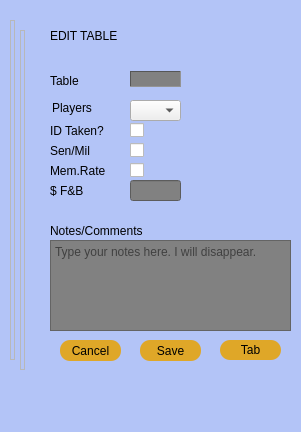
Qt form tableedit.ui (aj501/NickBilliardsPrjQT) before a commit.
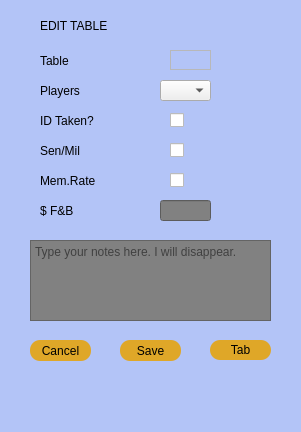
The same form after that commit.

```diff
--- a/tableedit.ui
+++ b/tableedit.ui
@@ -466,8 +466,8 @@
   <widget class="QLabel" name="label">
    <property name="geometry">
     <rect>
-     <x>50</x>
-     <y>20</y>
+     <x>40</x>
+     <y>10</y>
      <width>241</width>
      <height>31</height>
     </rect>
@@ -482,8 +482,8 @@
   <widget class="QLabel" name="label_2">
    <property name="geometry">
     <rect>
-     <x>50</x>
-     <y>70</y>
+     <x>40</x>
+     <y>50</y>
      <width>51</width>
      <height>21</height>
     </rect>
@@ -495,33 +495,11 @@
     <string>Table</string>
    </property>
   </widget>
-  <widget class="QLabel" name="tableNumberDisplay">
-   <property name="geometry">
-    <rect>
-     <x>130</x>
-     <y>71</y>
-     <width>51</width>
-     <height>16</height>
-    </rect>
-   </property>
-   <property name="styleSheet">
-    <string notr="true">background-color: rgb(129, 129, 129);</string>
-   </property>
-   <property name="frameShape">
-    <enum>QFrame::Panel</enum>
-   </property>
-   <property name="frameShadow">
-    <enum>QFrame::Sunken</enum>
-   </property>
-   <property name="text">
-    <string/>
-   </property>
-  </widget>
   <widget class="QLabel" name="label_5">
    <property name="geometry">
     <rect>
-     <x>52</x>
-     <y>97</y>
+     <x>40</x>
+     <y>80</y>
      <width>53</width>
      <height>21</height>
     </rect>
@@ -536,8 +514,8 @@
   <widget class="QComboBox" name="editPlayerNum_comboBox">
    <property name="geometry">
     <rect>
-     <x>130</x>
-     <y>100</y>
+     <x>160</x>
+     <y>80</y>
      <width>51</width>
      <height>21</height>
     </rect>
@@ -546,8 +524,8 @@
   <widget class="QLabel" name="label_4">
    <property name="geometry">
     <rect>
-     <x>50</x>
-     <y>120</y>
+     <x>40</x>
+     <y>110</y>
      <width>71</width>
      <height>21</height>
     </rect>
@@ -562,8 +540,8 @@
   <widget class="QCheckBox" name="checkBox">
    <property name="geometry">
     <rect>
-     <x>130</x>
-     <y>120</y>
+     <x>170</x>
+     <y>110</y>
      <width>31</width>
      <height>20</height>
     </rect>
@@ -572,26 +550,10 @@
     <string/>
    </property>
   </widget>
-  <widget class="QLabel" name="label_6">
-   <property name="geometry">
-    <rect>
-     <x>50</x>
-     <y>220</y>
-     <width>111</width>
-     <height>21</height>
-    </rect>
-   </property>
-   <property name="frameShape">
-    <enum>QFrame::NoFrame</enum>
-   </property>
-   <property name="text">
-    <string>Notes/Comments</string>
-   </property>
-  </widget>
   <widget class="QPushButton" name="editTable_CancelButton">
    <property name="geometry">
     <rect>
-     <x>60</x>
+     <x>30</x>
      <y>340</y>
      <width>61</width>
      <height>21</height>
@@ -609,7 +571,7 @@
   <widget class="QPushButton" name="editTable_TabButton">
    <property name="geometry">
     <rect>
-     <x>220</x>
+     <x>210</x>
      <y>340</y>
      <width>61</width>
      <height>20</height>
@@ -627,10 +589,10 @@
   <widget class="QTextEdit" name="textEdit">
    <property name="geometry">
     <rect>
-     <x>50</x>
+     <x>30</x>
      <y>240</y>
      <width>241</width>
-     <height>91</height>
+     <height>81</height>
     </rect>
    </property>
    <property name="cursor" stdset="0">
@@ -664,7 +626,7 @@
   <widget class="QPushButton" name="editTable_SaveButton">
    <property name="geometry">
     <rect>
-     <x>140</x>
+     <x>120</x>
      <y>340</y>
      <width>61</width>
      <height>21</height>
@@ -681,8 +643,8 @@
   <widget class="QLabel" name="label_7">
    <property name="geometry">
     <rect>
-     <x>50</x>
-     <y>180</y>
+     <x>40</x>
+     <y>200</y>
      <width>71</width>
      <height>21</height>
     </rect>
@@ -700,8 +662,8 @@
    </property>
    <property name="geometry">
     <rect>
-     <x>130</x>
-     <y>180</y>
+     <x>160</x>
+     <y>200</y>
      <width>51</width>
      <height>21</height>
     </rect>
@@ -722,42 +684,10 @@
     <number>0</number>
    </property>
   </widget>
-  <widget class="QLabel" name="label_12">
-   <property name="geometry">
-    <rect>
-     <x>20</x>
-     <y>30</y>
-     <width>5</width>
-     <height>340</height>
-    </rect>
-   </property>
-   <property name="frameShape">
-    <enum>QFrame::StyledPanel</enum>
-   </property>
-   <property name="text">
-    <string/>
-   </property>
-  </widget>
-  <widget class="QLabel" name="label_11">
-   <property name="geometry">
-    <rect>
-     <x>10</x>
-     <y>20</y>
-     <width>5</width>
-     <height>340</height>
-    </rect>
-   </property>
-   <property name="frameShape">
-    <enum>QFrame::StyledPanel</enum>
-   </property>
-   <property name="text">
-    <string/>
-   </property>
-  </widget>
   <widget class="QLabel" name="label_8">
    <property name="geometry">
     <rect>
-     <x>50</x>
+     <x>40</x>
      <y>140</y>
      <width>61</width>
      <height>21</height>
@@ -773,7 +703,7 @@
   <widget class="QCheckBox" name="checkBox_2">
    <property name="geometry">
     <rect>
-     <x>130</x>
+     <x>170</x>
      <y>140</y>
      <width>21</width>
      <height>20</height>
@@ -786,8 +716,8 @@
   <widget class="QLabel" name="label_9">
    <property name="geometry">
     <rect>
-     <x>50</x>
-     <y>160</y>
+     <x>40</x>
+     <y>170</y>
      <width>71</width>
      <height>21</height>
     </rect>
@@ -802,8 +732,8 @@
   <widget class="QCheckBox" name="checkBox_3">
    <property name="geometry">
     <rect>
-     <x>130</x>
-     <y>160</y>
+     <x>170</x>
+     <y>170</y>
      <width>21</width>
      <height>20</height>
     </rect>
@@ -812,6 +742,22 @@
     <string/>
    </property>
   </widget>
+  <widget class="QLabel" name="tableNumberLabel">
+   <property name="geometry">
+    <rect>
+     <x>170</x>
+     <y>50</y>
+     <width>41</width>
+     <height>20</height>
+    </rect>
+   </property>
+   <property name="frameShape">
+    <enum>QFrame::StyledPanel</enum>
+   </property>
+   <property name="text">
+    <string/>
+   </property>
+  </widget>
  </widget>
  <resources/>
  <connections/>
```
